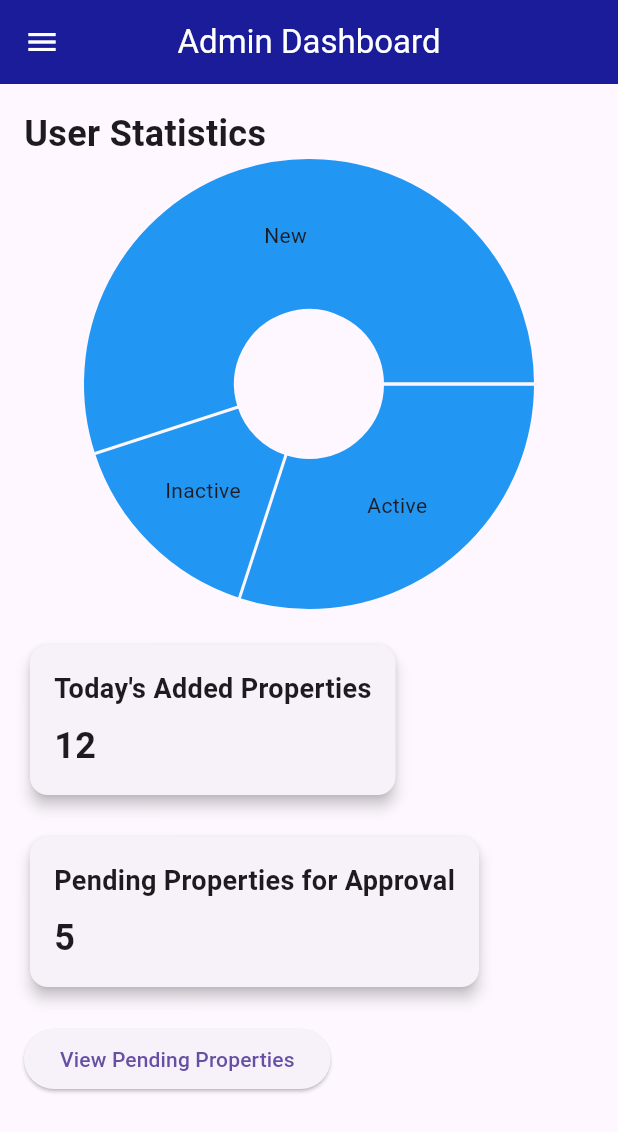
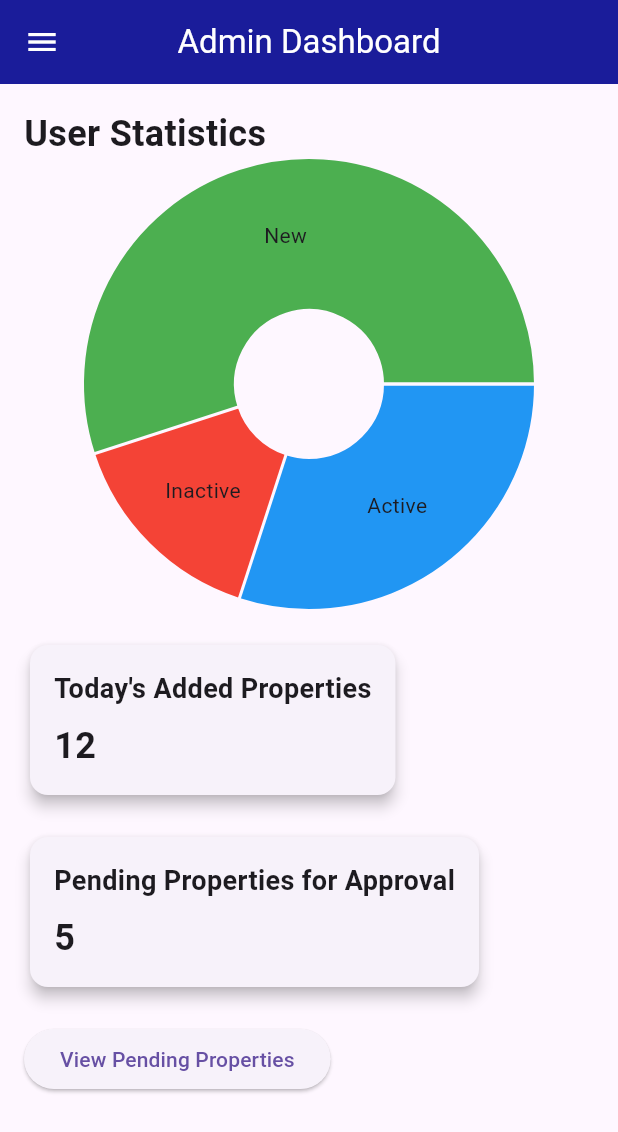
Before and after one commit to PonlokSimeng2/kfa_mobile_nu, a Flutter app: the AdminHomePage screen opened directly, on a phone screen of 412 x 824 dp. Shown: the top 1132 px of the screen. Run offline on Flutter 3.47's test engine with Material 3 defaults, Android fonts, the phone set to English and light mode, and no system bars; drawn by our look-alikes of fl_chart; our stand-ins replace animated_text_kit, awesome_dialog, barcode_widget, bot_toast, cached_network_image, carousel_slider and 24 more; missing offline and left inert: kimapp; accounts and stored records are empty; generated files the repository leaves out were written again; statements that could not run were skipped; project files that could hold a hidden picture were left out.

Commit message:
Updated colors in PieChartSectionData widgets.

```diff
--- a/lib/src/pages/admin_home_page.dart
+++ b/lib/src/pages/admin_home_page.dart
@@ -61,13 +61,13 @@ class AdminHomePage extends StatelessWidget {
                       radius: 100,
                     ),
                     PieChartSectionData(
-                      color: Colors.blue,
+                      color: Colors.red,
                       value: 15,
                       title: 'Inactive',
                       radius: 100,
                     ),
                     PieChartSectionData(
-                      color: Colors.blue,
+                      color: Colors.green,
                       value: 55,
                       title: 'New',
                       radius: 100,
```
